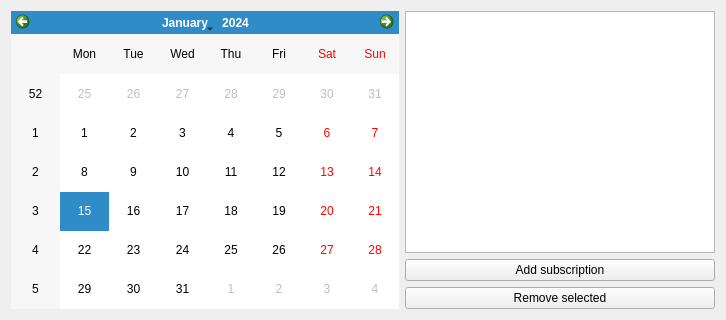
Qt form KCPlugins/Housing/meal.ui (louvainlinux/KapCompta) before a commit.
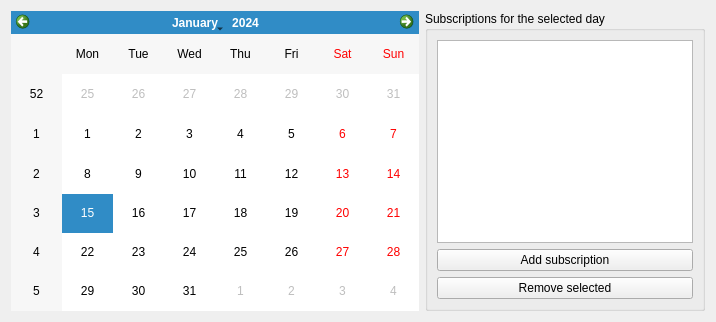
The same form after that commit. Custom widgets are drawn as their Qt base class.

Patch:
```diff
--- a/KCPlugins/Housing/meal.ui
+++ b/KCPlugins/Housing/meal.ui
@@ -6,8 +6,8 @@
    <rect>
     <x>0</x>
     <y>0</y>
-    <width>726</width>
-    <height>320</height>
+    <width>716</width>
+    <height>322</height>
    </rect>
   </property>
   <property name="windowTitle">
@@ -16,11 +16,15 @@
   <property name="autoFillBackground">
    <bool>false</bool>
   </property>
-  <layout class="QHBoxLayout" name="horizontalLayout" stretch="5,4">
+  <layout class="QHBoxLayout" name="horizontalLayout" stretch="5,0">
    <item>
     <widget class="MealCalendar" name="calendarWidget"/>
    </item>
    <item>
+    <widget class="QGroupBox" name="groupBox">
+     <property name="title">
+      <string>Subscriptions for the selected day</string>
+     </property>
     <layout class="QVBoxLayout" name="verticalLayout">
      <item>
       <widget class="QTableView" name="tableView"/>
@@ -40,6 +44,7 @@
       </widget>
      </item>
     </layout>
+    </widget>
    </item>
   </layout>
  </widget>
```
Lines whose indentation alone changed are shown as unchanged.
